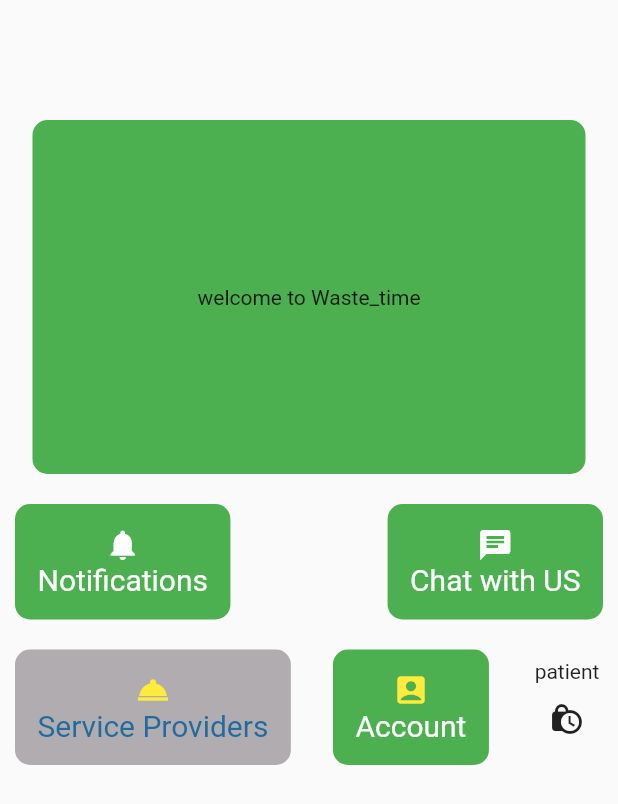
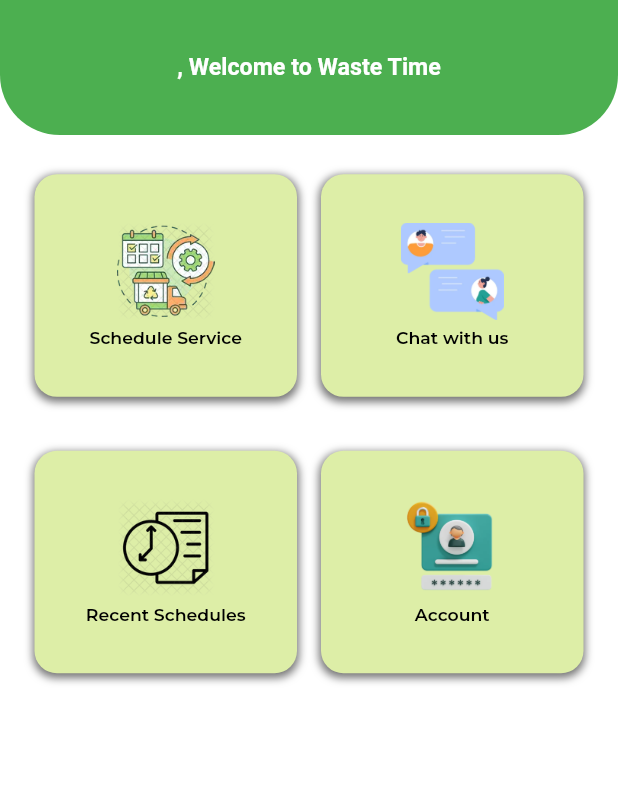
Before and after one commit to alexbbumba/waste_time, a Flutter app: the screen it shows once a user with an empty profile is signed in, on a phone screen of 412 x 824 dp. Shown: the top 804 px of the screen. Run offline on Flutter 3.47's test engine with Material 2 defaults, Android fonts, the light colour scheme and no system bars; our stand-ins replace cloud_firestore, firebase_auth, firebase_core, geolocator, google_fonts, google_maps_flutter and 1 more; missing offline and left inert: dart:ffi; accounts and stored records are empty.

Commit message:
modified the home page

```diff
--- a/lib/main.dart
+++ b/lib/main.dart
@@ -31,11 +31,15 @@ class _MyAppState extends State<MyApp> {
   }
 
   @override
+  void initState() {
+    super.initState();
+    _getUser();
+  }
+
+  @override
   Widget build(BuildContext context) {
-    _getUser();
-
     return MaterialApp(
-      title: 'Flutter Demo',
+      title: 'Waste Time',
       theme: ThemeData(
         primarySwatch: Colors.blue,
       ),
--- a/lib/pages/customer/customer.dart
+++ b/lib/pages/customer/customer.dart
@@ -14,7 +14,7 @@ class _MainCustomerState extends State<MainCustomer> {
 
   @override
   Widget build(BuildContext context) {
-    return Scaffold(
+    return const Scaffold(
       body: Home(),
     );
   }
--- a/lib/pages/customer_company.dart
+++ b/lib/pages/customer_company.dart
@@ -24,7 +24,7 @@ class _CustomerOrCompanyState extends State<CustomerOrCompany> {
     var basicInfo = snap.data() as Map<String, dynamic>;
 
     isCompany = basicInfo['type'] == 'company' ? true : false;
-    print('isCompany : $isCompany');
+    debugPrint('isCompany : $isCompany');
     setState(() {
       _isLoading = false;
     });
--- a/lib/pages/home.dart
+++ b/lib/pages/home.dart
@@ -1,6 +1,7 @@
 import 'package:flutter/material.dart';
-import 'package:waste_time/pages/service_providers.dart';
 import 'package:firebase_auth/firebase_auth.dart';
+import 'package:waste_time/widgets/resuable_card.dart';
+import 'package:waste_time/widgets/reusable_card_content.dart';
 
 class Home extends StatefulWidget {
   const Home({super.key});
@@ -15,129 +16,116 @@ class _HomeState extends State<Home> {
   @override
   Widget build(BuildContext context) {
     return Scaffold(
-        //  backgroundColor: Color.fromARGB(255, 205, 211, 216),
-        body: Padding(
-      padding: EdgeInsets.fromLTRB(10, 80, 10, 0),
+        backgroundColor: Colors.white,
+        extendBody: true,
+        appBar: AppBar(
+          elevation: 0,
+          toolbarHeight: 90,
+          shape: const RoundedRectangleBorder(
+              borderRadius: BorderRadius.vertical(bottom: Radius.circular(40))),
+          title: Text(
+            '${_auth.currentUser!.displayName}, Welcome to Waste Time',
+            style: const TextStyle(
+              fontSize: 15.5,
+              fontWeight: FontWeight.bold,
+            ),
+          ),
+          centerTitle: true,
+          backgroundColor: Colors.green,
+        ),
+        body: SingleChildScrollView(
+          padding: const EdgeInsets.only(left: 15, right: 15),
           child: Column(
+            crossAxisAlignment: CrossAxisAlignment.start,
             children: [
-          Container(
-              padding: EdgeInsets.all(110.0),
-              decoration: BoxDecoration(
-                color: Colors.green,
-                borderRadius: BorderRadius.circular(10.0),
-              ),
-              child: Text('welcome to Waste_time')),
               SizedBox(
-            height: 20.0,
+                height: MediaQuery.of(context).size.height * 0.01,
               ),
               Row(
-            mainAxisAlignment: MainAxisAlignment.spaceBetween,
                 children: [
-              Container(
-                  child: Container(
-                padding: EdgeInsets.all(15.0),
-                decoration: BoxDecoration(
-                  color: Colors.green,
-                  borderRadius: BorderRadius.circular(10.0),
+                  Expanded(
+                    child: Row(
+                      children: [
+                        Expanded(
+                          child: ReusableCard(
+                            cardChild: const ReusableCardContent(
+                              imageLink: "assets/images/schedule.png",
+                              label: 'Schedule Service',
                             ),
-                child: Column(
-                  children: const [
-                    Icon(
-                      Icons.notifications,
-                      color: Colors.white,
+                            action: () {
+                              // Navigator.of(context).pushAndRemoveUntil(
+                              //     MaterialPageRoute(
+                              //         builder: (context) =>
+                              //             CommodityPricesScreen(
+                              //               commodityItems: commodityItems,
+                              //             )),
+                              //     (route) => true);
+                            },
                           ),
-                    Text('Notifications',
-                        style: TextStyle(fontSize: 20.0, color: Colors.white))
+                        ),
+                        Expanded(
+                          child: ReusableCard(
+                            cardChild: const ReusableCardContent(
+                              imageLink: "assets/images/chat.png",
+                              label: 'Chat with us',
+                            ),
+                            action: () {
+                              // Navigator.of(context).pushAndRemoveUntil(
+                              //     MaterialPageRoute(
+                              //         builder: (context) => const DistrictsPage(
+                              //               screen: 'home',
+                              //             )),
+                              //     (route) => true);
+                            },
+                          ),
+                        ),
                       ],
                     ),
-              )),
-              Container(
-                  child: Container(
-                padding: EdgeInsets.all(15.0),
-                decoration: BoxDecoration(
-                  color: Colors.green,
-                  borderRadius: BorderRadius.circular(10.0),
                   ),
-                child: Column(
-                  children: const [
-                    Icon(
-                      Icons.chat,
-                      color: Colors.white,
-                    ),
-                    Text('Chat with US',
-                        style: TextStyle(fontSize: 20.0, color: Colors.white))
                 ],
               ),
-              )),
+              Row(
+                children: [
+                  Expanded(
+                    child: Row(
+                      children: [
+                        Expanded(
+                          child: ReusableCard(
+                            cardChild: const ReusableCardContent(
+                              imageLink: "assets/images/recents.png",
+                              label: 'Recent Schedules',
+                            ),
+                            action: () async {
+                              // Navigator.of(context).push(
+                              //   MaterialPageRoute(
+                              //       builder: (BuildContext context) =>
+                              //           const GroupIndex()),
+                              // );
+                            },
+                          ),
+                        ),
+                        Expanded(
+                          child: ReusableCard(
+                            cardChild: const ReusableCardContent(
+                              imageLink: "assets/images/account.png",
+                              label: 'Account',
+                            ),
+                            action: () async {
+                              // Navigator.of(context).push(
+                              //   MaterialPageRoute(
+                              //       builder: (BuildContext context) =>
+                              //           const FarmerGrpMembers()),
+                              // );
+                            },
+                          ),
+                        )
+                      ],
+                    ),
+                  ),
                 ],
               ),
               SizedBox(
-            height: 20.0,
-          ),
-          Row(
-            mainAxisAlignment: MainAxisAlignment.spaceBetween,
-            children: [
-              InkWell(
-                onTap: () {
-                  Navigator.push(
-                      context,
-                      MaterialPageRoute(
-                        builder: (context) => const ServiceProviders(),
-                      ));
-                },
-                child: Container(
-                    child: Container(
-                  padding: EdgeInsets.all(15.0),
-                  decoration: BoxDecoration(
-                    color: Color.fromARGB(255, 177, 172, 175),
-                    borderRadius: BorderRadius.circular(10.0),
-                  ),
-                  child: Column(
-                    children: [
-                      Icon(
-                        Icons.room_service,
-                        color: Colors.yellow,
-                      ),
-                      Text('Service Providers',
-                          style: TextStyle(
-                              fontSize: 20.0,
-                              color: Color.fromARGB(218, 8, 96, 155)))
-                    ],
-                  ),
-                )),
-              ),
-              Container(
-                  child: Container(
-                padding: EdgeInsets.all(15.0),
-                decoration: BoxDecoration(
-                  color: Colors.green,
-                  borderRadius: BorderRadius.circular(10.0),
-                ),
-                child: Column(
-                  children: [
-                    Icon(
-                      Icons.account_box,
-                      color: Colors.yellow,
-                    ),
-                    Text('Account',
-                        style: TextStyle(fontSize: 20.0, color: Colors.white))
-                  ],
-                ),
-              )),
-              Container(
-                  child: Column(
-                children: [
-                  Text('patient'),
-                  IconButton(
-                      onPressed: () async {
-                        await _auth.signOut();
-                        Navigator.of(context).pushNamedAndRemoveUntil(
-                            '/', (Route<dynamic> route) => false);
-                      },
-                      icon: Icon(Icons.lock_clock)),
-                ],
-              )),
-            ],
+                height: MediaQuery.of(context).size.height * 0.04,
               ),
             ],
           ),
--- a/lib/pages/wrapper.dart
+++ b/lib/pages/wrapper.dart
@@ -22,13 +22,13 @@ class _WrapperState extends State<Wrapper> {
                 child: CircularProgressIndicator(),
               );
             } else if (snapshot.hasError) {
-              return Center(
+              return const Center(
                 child: Text('Something went wrong'),
               );
             } else if (snapshot.hasData) {
-              return CustomerOrCompany();
+              return const CustomerOrCompany();
             } else {
-              return Authenticate();
+              return const Authenticate();
             }
           }),
     );
--- /dev/null
+++ b/lib/widgets/resuable_card.dart
@@ -0,0 +1,44 @@
+import 'package:flutter/material.dart';
+
+class ReusableCard extends StatelessWidget {
+  const ReusableCard({Key? key, required this.cardChild, required this.action})
+      : super(key: key);
+  final Widget cardChild;
+  final void Function()? action;
+
+  @override
+  Widget build(BuildContext context) {
+    return GestureDetector(
+      onTap: action,
+      child: Padding(
+        padding: const EdgeInsets.all(8.0),
+        child: Container(
+          margin: const EdgeInsets.only(
+            top: 10,
+            bottom: 10,
+          ),
+          decoration: const BoxDecoration(
+            color: Color(0xffddeea7),
+            borderRadius: BorderRadius.only(
+              topLeft: Radius.circular(15),
+              topRight: Radius.circular(15),
+              bottomLeft: Radius.circular(15),
+              bottomRight: Radius.circular(15),
+            ),
+            boxShadow: [
+              BoxShadow(
+                color: Colors.black54,
+                spreadRadius: 1,
+                blurRadius: 4,
+                offset: Offset(0, 2),
+              ),
+            ],
+          ),
+          height: MediaQuery.of(context).size.height * 0.18,
+          width: MediaQuery.of(context).size.width * 0.18,
+          child: cardChild,
+        ),
+      ),
+    );
+  }
+}
--- /dev/null
+++ b/lib/widgets/reusable_card_content.dart
@@ -0,0 +1,53 @@
+import 'package:flutter/material.dart';
+import 'package:google_fonts/google_fonts.dart';
+
+class ReusableCardContent extends StatelessWidget {
+  const ReusableCardContent(
+      {Key? key, required this.imageLink, required this.label})
+      : super(key: key);
+  final String imageLink;
+  final String label;
+
+  @override
+  Widget build(BuildContext context) {
+    return Column(
+      mainAxisAlignment: MainAxisAlignment.center,
+      children: [
+        Container(
+          height: 65,
+          width: MediaQuery.of(context).size.width,
+          decoration: BoxDecoration(
+              borderRadius: const BorderRadius.only(
+                topLeft: Radius.circular(20),
+                topRight: Radius.circular(20),
+                bottomLeft: Radius.circular(20),
+                bottomRight: Radius.circular(20),
+              ),
+              image: DecorationImage(
+                  fit: BoxFit.contain,
+                  image: AssetImage(
+                    imageLink,
+                  ))),
+        ),
+        const SizedBox(
+          height: 5.0,
+        ),
+        SizedBox(
+          width: MediaQuery.of(context).size.width * 0.4,
+          child: Center(
+            child: Text(
+              label,
+              softWrap: true,
+              style: GoogleFonts.montserrat(
+                textStyle: TextStyle(
+                    fontSize: MediaQuery.of(context).size.height * 0.014,
+                    color: Colors.black,
+                    fontWeight: FontWeight.w600),
+              ),
+            ),
+          ),
+        ),
+      ],
+    );
+  }
+}
--- a/pubspec.yaml
+++ b/pubspec.yaml
@@ -66,8 +66,8 @@ flutter:
   uses-material-design: true
 
   # To add assets to your application, add an assets section, like this:
-  # assets:
-  #   - images/a_dot_burr.jpeg
+  assets:
+    - assets/images/
   #   - images/a_dot_ham.jpeg
 
   # An image asset can refer to one or more resolution-specific "variants", see
```
Also changed, not shown: lib/pages/service_providers.dart (deleted, +0 -166 lines), assets/images/account.png (added), assets/images/chat.png (added), assets/images/recents.png (added), assets/images/schedule.png (added), pubspec.lock. Lines whose indentation alone changed are shown as unchanged.
